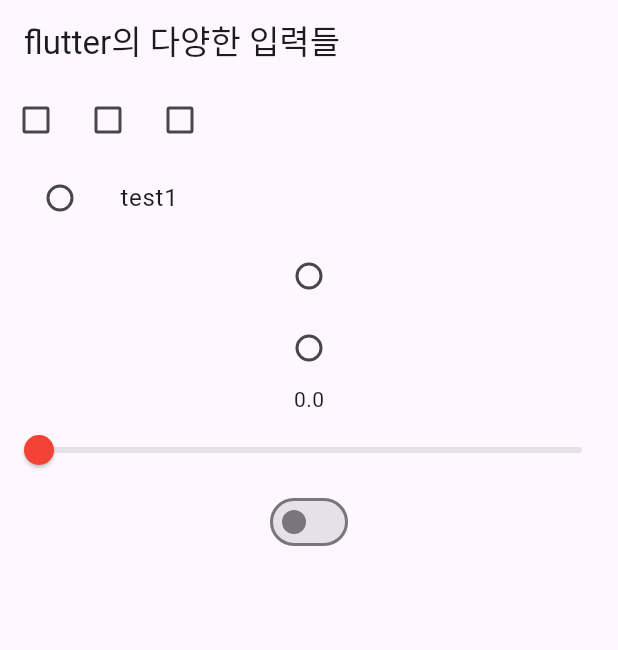
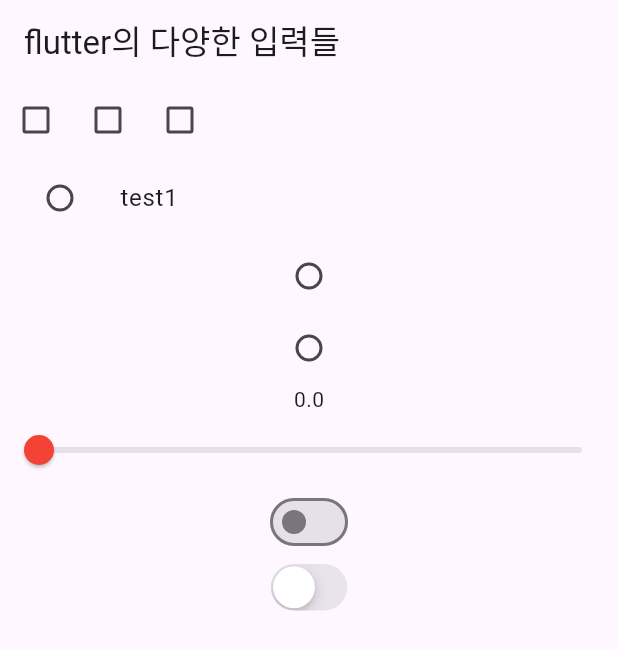
Before and after one commit to hyerimmmmm/flutterStudy, a Flutter app: the screen it shows after launch, on a phone screen of 412 x 824 dp. Shown: the top 650 px of the screen. Run offline on Flutter 3.47's test engine with Material 3 defaults, Android fonts, the phone set to English and light mode, and no system bars.

Commit message:
[part2_04] 쿠퍼티노 스위치 추가

```diff
--- a/part2_ch04/lib/main.dart
+++ b/part2_ch04/lib/main.dart
@@ -153,14 +153,17 @@ class TestSwitch extends StatefulWidget {
 }
 
 class _TestSwitchState extends State<TestSwitch> {
-
   bool value = false;
 
   @override
   Widget build(BuildContext context) {
-    return Switch(
-        value: value,
-        onChanged: (newValue) => setState(() => value = newValue)
-    );
+    return Column(children: [
+      Switch(
+          value: value,
+          onChanged: (newValue) => setState(() => value = newValue)),
+      CupertinoSwitch(
+          value: value,
+          onChanged: (newValue) => setState(() => value = newValue))
+    ]);
   }
 }
```
